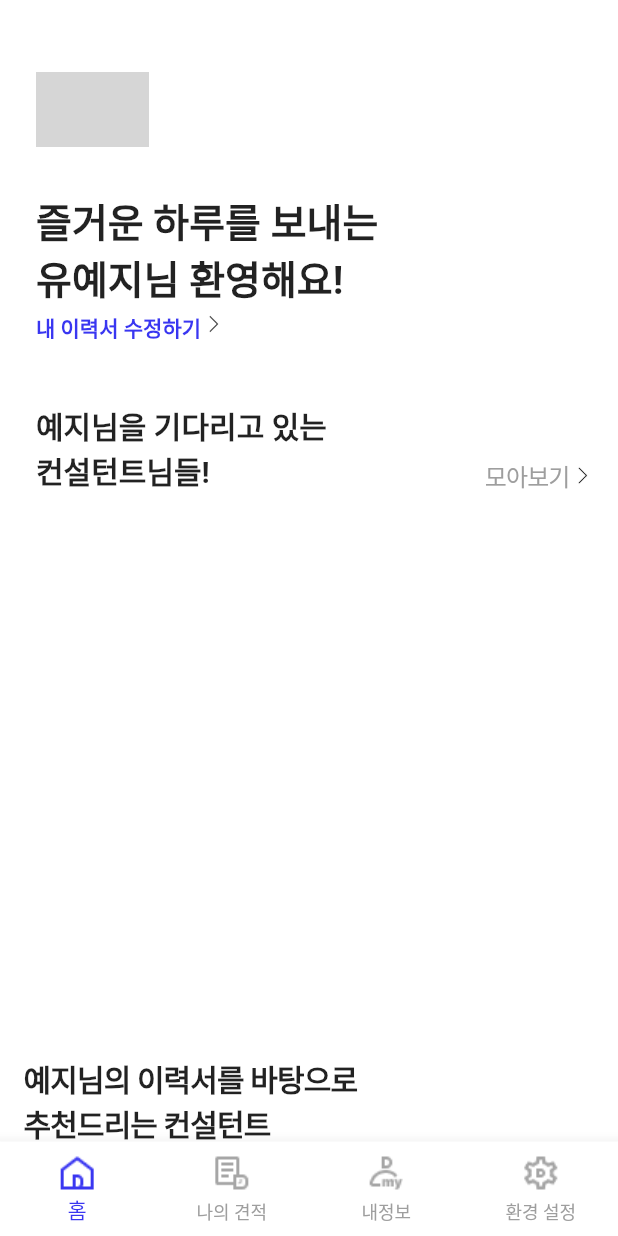
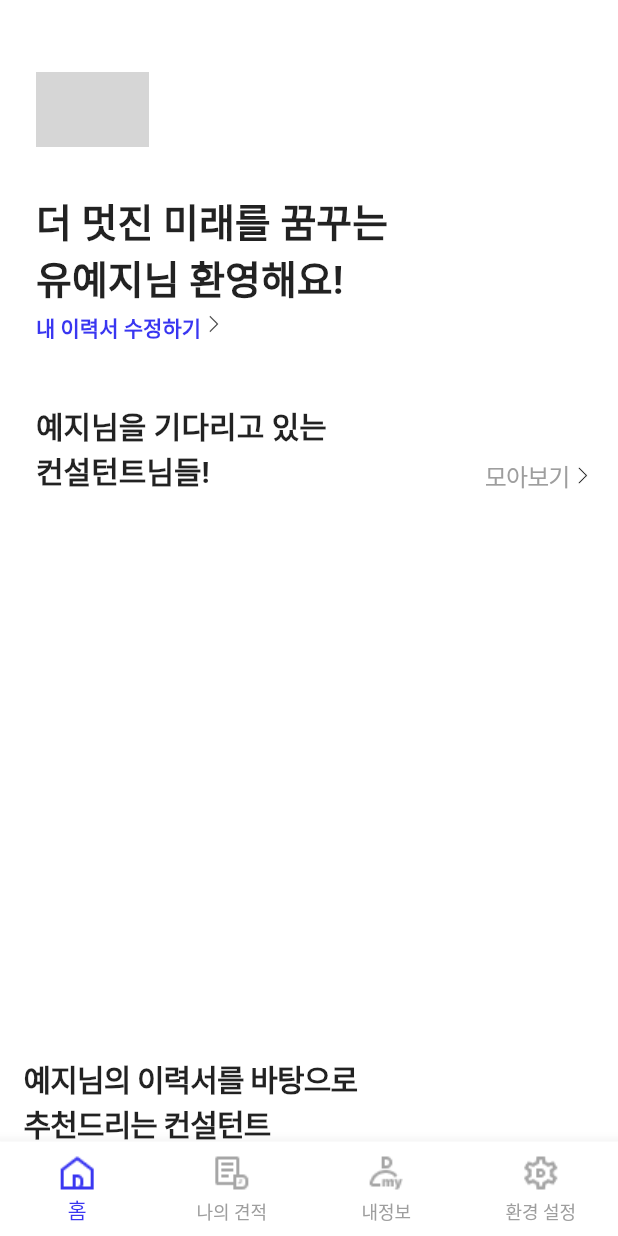
Before and after one commit to sayole/JobDoc, a Flutter app: the screen it shows after launch, after a tap on "둘러보러 가기", on a phone screen of 412 x 824 dp. Run offline on Flutter 3.47's test engine with Material 2 defaults, Android fonts, the light colour scheme and no system bars; our stand-ins replace cloud_firestore, dropdown_search, firebase_auth, firebase_core, firebase_messaging, flutter_animation_progress_bar and 4 more; accounts and stored records are empty; Roboto replaces fonts that are missing (Pretendard); grey boxes are pictures that could not be loaded.

Commit message:
0501_1916

```diff
--- a/lib/main.dart
+++ b/lib/main.dart
@@ -1,3 +1,5 @@
+// import 'dart:js';
+
 import 'package:firebase_core/firebase_core.dart';
 import 'package:flutter/material.dart';
 import 'package:job_doc/pages/login/11_job_posting_page.dart';
@@ -9,6 +11,7 @@ import 'package:job_doc/pages/login/5_education_page.dart';
 import 'package:job_doc/pages/login/7_skill_set_page.dart';
 import 'package:job_doc/pages/login/8_wishing_company_page.dart';
 import 'package:job_doc/services/auth_service.dart';
+import 'package:job_doc/services/bottomnavi_service.dart';
 import 'package:job_doc/services/login_process_service.dart';
 import 'package:provider/provider.dart';
 import 'package:firebase_messaging/firebase_messaging.dart';
@@ -72,6 +75,7 @@ void main() async {
       providers: [
         ChangeNotifierProvider(create: (context) => AuthService()),
         ChangeNotifierProvider(create: (context) => LoginProcessSerivce()),
+        ChangeNotifierProvider(create: (context) => btmNavProvider())
       ],
       child: const MyApp(),
     ),
--- a/lib/pages/main_home/main_home.dart
+++ b/lib/pages/main_home/main_home.dart
@@ -4,6 +4,8 @@ import 'package:flutter_signin_button/button_list.dart';
 import 'package:flutter_signin_button/button_view.dart';
 import 'package:google_sign_in/google_sign_in.dart';
 import 'package:job_doc/models/user_data.dart';
+import 'package:job_doc/services/bottomnavi_service.dart';
+import 'package:provider/provider.dart';
 import '../myPage/my_page.dart';
 import '../proposal/proposal_list.dart';
 import 'main_home_type2.dart';
@@ -27,35 +29,13 @@ class _HomePageState extends State<HomePage> {
   GoogleSignIn googleSignIn = GoogleSignIn();
 
   int currentIndex = 0; // 처음에 나올 화면 지정
-  List<String> pageNameList = ['홈', '나의 견적', '내정보', '환경 설정'];
 
   @override
   Widget build(BuildContext context) {
-    return Scaffold(
-      body: IndexedStack(
-        index: currentIndex,
-        children: [
-          MainPage(), // tpye1
-          ProposalList(), // 프로포절 페이지 , 여기도 다 넘겨주기
-          mypage(),
-          // 내정보 페이지
-          SettingPage(),
-        ],
-      ),
-      bottomNavigationBar: BottomNavigationBar(
-        backgroundColor: Colors.white,
-        type: BottomNavigationBarType.fixed,
-        selectedLabelStyle: const TextStyle(color: Colors.white),
-        unselectedLabelStyle: const TextStyle(color: Colors.grey),
-        selectedItemColor: Color(0xFFF3936F1),
-        unselectedItemColor: Colors.grey,
-        onTap: (int newIndex) {
-          setState(() {
-            currentIndex = newIndex;
-          });
-        },
-        currentIndex: currentIndex,
-        items: [
+    return Consumer<btmNavProvider>(
+      builder: (context, btmNav, child) {
+        final btmNav = Provider.of<btmNavProvider>(context, listen: true);
+        List<BottomNavigationBarItem> btmNavItems = [
           BottomNavigationBarItem(
               icon: Image(
                 image: AssetImage(currentIndex == 0
@@ -84,8 +64,31 @@ class _HomePageState extends State<HomePage> {
                     : 'assets/icons/setting_not_chosen.png'),
               ),
               label: '환경 설정'),
-        ],
-      ),
+        ];
+
+        return Scaffold(
+          body: IndexedStack(
+            index: currentIndex,
+            children: [
+              MainPage(), // tpye1
+              ProposalList(), // 프로포절 페이지 , 여기도 다 넘겨주기
+              mypage(), // 내정보 페이지
+              SettingPage(),
+            ],
+          ),
+          bottomNavigationBar: BottomNavigationBar(
+            backgroundColor: Colors.white,
+            type: BottomNavigationBarType.fixed,
+            selectedLabelStyle: const TextStyle(color: Colors.white),
+            unselectedLabelStyle: const TextStyle(color: Colors.grey),
+            selectedItemColor: Color(0xFFF3936F1),
+            unselectedItemColor: Colors.grey,
+            onTap: btmNav.changeIndex,
+            currentIndex: btmNav.selectedIndex,
+            items: btmNavItems,
+          ),
+        );
+      },
     );
   }
 }
--- a/lib/pages/main_home/main_home_type1.dart
+++ b/lib/pages/main_home/main_home_type1.dart
@@ -47,7 +47,7 @@ class _MainPageState extends State<MainPage> {
                         width: 75,
                         height: 50),
                     SizedBox(height: 30),
-                    Text("즐거운 하루를 보내는\n유예지님 환영해요!",
+                    Text("더 멋진 미래를 꿈꾸는\n유예지님 환영해요!",
                         style: TextStyle(
                             fontFamily: 'Pretendard',
                             fontWeight: FontWeight.w700,
--- /dev/null
+++ b/lib/services/bottomnavi_service.dart
@@ -0,0 +1,16 @@
+import 'package:job_doc/pages/main_home/main_home_type1.dart';
+import 'package:flutter/material.dart';
+import '../pages/main_home/settings.dart';
+import '../pages/myPage/my_page.dart';
+import '../pages/proposal/proposal_list.dart';
+
+class btmNavProvider extends ChangeNotifier {
+  int _selectedIndex = 0;
+
+  int get selectedIndex => _selectedIndex;
+
+  void changeIndex(int index) {
+    _selectedIndex = index;
+    notifyListeners();
+  }
+}
--- a/lib/services/navi_service.dart
+++ /dev/null
@@ -1,3 +0,0 @@
-import 'package:provider/provider.dart';
-
-// currentIndex값 넣어서 뿌려주기용
```
